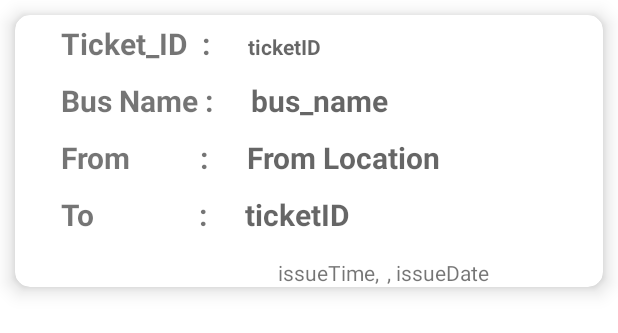
After one commit to karmakersagar/Bus-Tickets, an Android app: the layout ticketshown.xml on its own in the app's theme, with its tools: preview values and no code run, on a phone screen of 412 x 824 dp. The commit adds this screen. Shown: the top 333 px of the screen. Run offline under Robolectric (Android 15) with nearby library versions, the phone set to English and light mode, and no system bars.

Commit message:
Ticket List Shown Activity Completed

```diff
--- a/app/src/main/AndroidManifest.xml
+++ b/app/src/main/AndroidManifest.xml
@@ -11,7 +11,9 @@
         android:roundIcon="@drawable/bus_icon"
         android:supportsRtl="true"
         android:theme="@style/Theme.Bus">
-        <activity android:name=".BookingFinish"></activity>
+        <activity android:name=".TicketDetailsActivity"></activity>
+        <activity android:name=".TicketActivity" />
+        <activity android:name=".BookingFinish" />
         <activity android:name=".CanPayActivity" />
         <activity android:name=".SeatChoose" />
         <activity android:name=".BuslistActivity" />
@@ -23,7 +25,6 @@
             </intent-filter>
         </activity>
         <activity android:name=".Notifications" />
-        <activity android:name=".ProfileActivity" />
         <activity android:name=".RegisterActivity" />
         <activity android:name=".LoginActivity" />
         <activity android:name=".MainActivity" />
--- a/app/src/main/java/com/example/bus/MainActivity.java
+++ b/app/src/main/java/com/example/bus/MainActivity.java
@@ -122,8 +122,13 @@ public class MainActivity extends AppCompatActivity {
                         intentNoti.setFlags(Intent.FLAG_ACTIVITY_NEW_TASK);
                         startActivity(intentNoti);
                         return true;
+
+
                     case R.id.tickets:
                         Toast.makeText(MainActivity.this, "Tickets Menu is Clicked !!", Toast.LENGTH_SHORT).show();
+                        Intent intentTickets = new Intent(getApplicationContext(),TicketActivity.class);
+                        intentTickets.setFlags(Intent.FLAG_ACTIVITY_NEW_TASK);
+                        startActivity(intentTickets);
                         return true;
                     case R.id.logout:
                         Toast.makeText(MainActivity.this, "Log out  Menu is Clicked !!", Toast.LENGTH_SHORT).show();
--- /dev/null
+++ b/app/src/main/res/layout/ticketshown.xml
@@ -0,0 +1,153 @@
+<?xml version="1.0" encoding="utf-8"?>
+<androidx.cardview.widget.CardView xmlns:android="http://schemas.android.com/apk/res/android"
+    android:layout_width="match_parent"
+    android:layout_height="wrap_content"
+    xmlns:app="http://schemas.android.com/apk/res-auto"
+    app:cardElevation="8dp"
+    app:cardCornerRadius="10dp"
+    android:padding="300dp"
+    android:layout_margin="10dp">
+
+    <LinearLayout
+        android:layout_width="300dp"
+        android:layout_height="wrap_content"
+        android:orientation="vertical"
+        android:layout_marginLeft="25dp">
+
+    <LinearLayout
+        android:layout_width="match_parent"
+        android:layout_height="wrap_content"
+        android:orientation="horizontal"
+        >
+        <TextView
+            android:layout_width="wrap_content"
+            android:layout_height="wrap_content"
+            android:text="Ticket_ID  : "
+            android:textStyle="bold"
+            android:textSize="20sp"
+            android:padding="5dp"
+            />
+
+        <TextView
+            android:layout_width="wrap_content"
+            android:layout_height="wrap_content"
+            android:hint="ticketID"
+            android:id="@+id/ticketID"
+            android:layout_marginStart="15dp"
+            android:textStyle="bold"
+            android:autoSizeTextType="uniform"
+            />
+    </LinearLayout>
+
+        <LinearLayout
+            android:layout_width="match_parent"
+            android:layout_height="wrap_content"
+            android:orientation="horizontal"
+            >
+            <TextView
+                android:layout_width="wrap_content"
+                android:layout_height="wrap_content"
+                android:text="Bus Name : "
+                android:textStyle="bold"
+                android:textSize="20sp"
+                android:padding="5dp"
+                />
+
+            <TextView
+                android:layout_width="wrap_content"
+                android:layout_height="wrap_content"
+                android:hint="bus_name"
+                android:id="@+id/busname"
+                android:layout_marginStart="15dp"
+                android:textStyle="bold"
+                android:textSize="20sp"
+                />
+        </LinearLayout>
+
+        <LinearLayout
+            android:layout_width="match_parent"
+            android:layout_height="wrap_content"
+            android:orientation="horizontal"
+            >
+            <TextView
+                android:layout_width="wrap_content"
+                android:layout_height="wrap_content"
+                android:text="From          : "
+                android:textStyle="bold"
+                android:textSize="20sp"
+                android:padding="5dp"
+                />
+
+            <TextView
+                android:layout_width="wrap_content"
+                android:layout_height="wrap_content"
+                android:hint="From Location"
+                android:id="@+id/fromLocation"
+                android:layout_marginStart="15dp"
+                android:textStyle="bold"
+                android:textSize="20sp"
+                />
+        </LinearLayout>
+
+        <LinearLayout
+            android:layout_width="match_parent"
+            android:layout_height="wrap_content"
+            android:orientation="horizontal"
+            >
+            <TextView
+                android:layout_width="wrap_content"
+                android:layout_height="wrap_content"
+                android:text="To               : "
+                android:textStyle="bold"
+                android:textSize="20sp"
+                android:padding="5dp"
+                />
+
+            <TextView
+                android:layout_width="wrap_content"
+                android:layout_height="wrap_content"
+                android:hint="ticketID"
+                android:id="@+id/toLocation"
+                android:layout_marginStart="15dp"
+                android:textStyle="bold"
+                android:textSize="20sp"
+                />
+        </LinearLayout>
+
+        <LinearLayout
+            android:layout_width="wrap_content"
+            android:layout_height="wrap_content"
+            android:orientation="horizontal"
+            android:autoSizeTextType="uniform"
+            >
+
+            <TextView
+                android:layout_width="wrap_content"
+                android:layout_height="wrap_content"
+                android:text="issueTime, "
+                android:id="@+id/issueTime"
+                android:layout_marginStart="150dp"
+                android:layout_marginTop="10dp"
+                />
+            <TextView
+                android:layout_width="wrap_content"
+                android:layout_height="wrap_content"
+                android:text=", "
+                android:layout_marginStart="2dp"
+                android:layout_marginTop="10dp"
+                />
+
+            <TextView
+                android:layout_width="wrap_content"
+                android:layout_height="wrap_content"
+                android:text="issueDate"
+                android:id="@+id/issueDate"
+                android:layout_marginTop="10dp"
+                />
+
+        </LinearLayout>
+
+
+    </LinearLayout>
+
+</androidx.cardview.widget.CardView>
```
Also changed, not shown: app/src/main/java/com/example/bus/BuslistActivity.java (+3 -7 lines), app/src/main/java/com/example/bus/TicketActivity.java (added, +81 -0 lines), app/src/main/java/com/example/bus/TicketActivityAdapter.java (added, +74 -0 lines), app/src/main/java/com/example/bus/TicketActivityItem.java (added, +65 -0 lines), app/src/main/java/com/example/bus/TicketDetailsActivity.java (added, +14 -0 lines), app/src/main/res/layout/activity_ticket.xml (added, +17 -0 lines), app/src/main/res/layout/activity_ticket_details.xml (added, +9 -0 lines), app/src/main/res/layout/custom_grid_booked.xml (deleted, +0 -31 lines).
